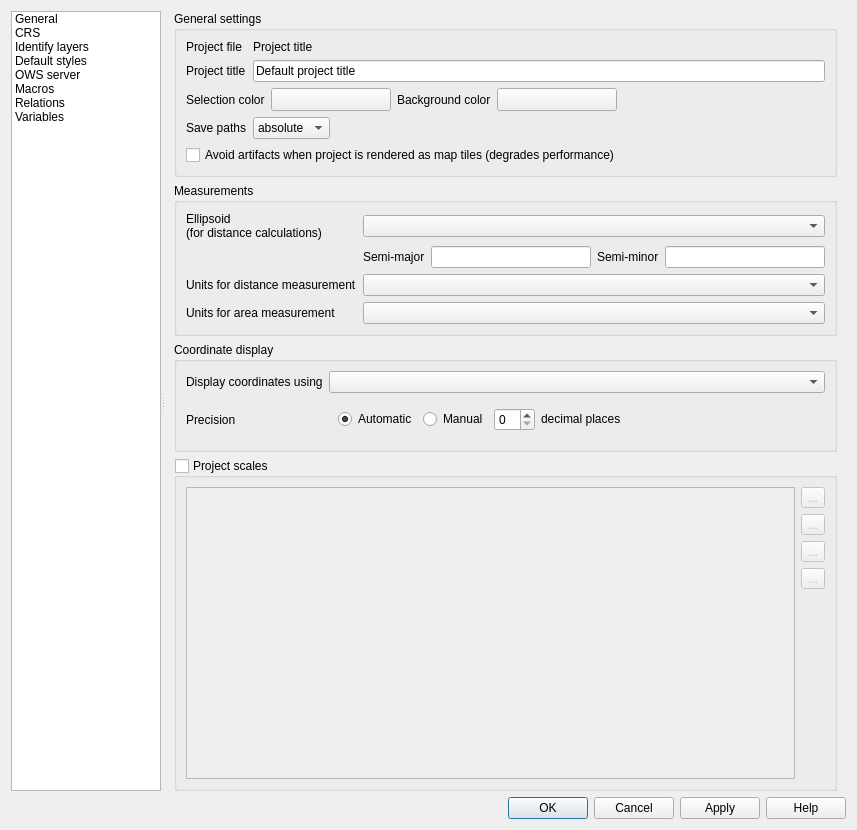
Above: src/ui/qgsprojectpropertiesbase.ui from qgis/QGIS before the change. Below: the same form after it.
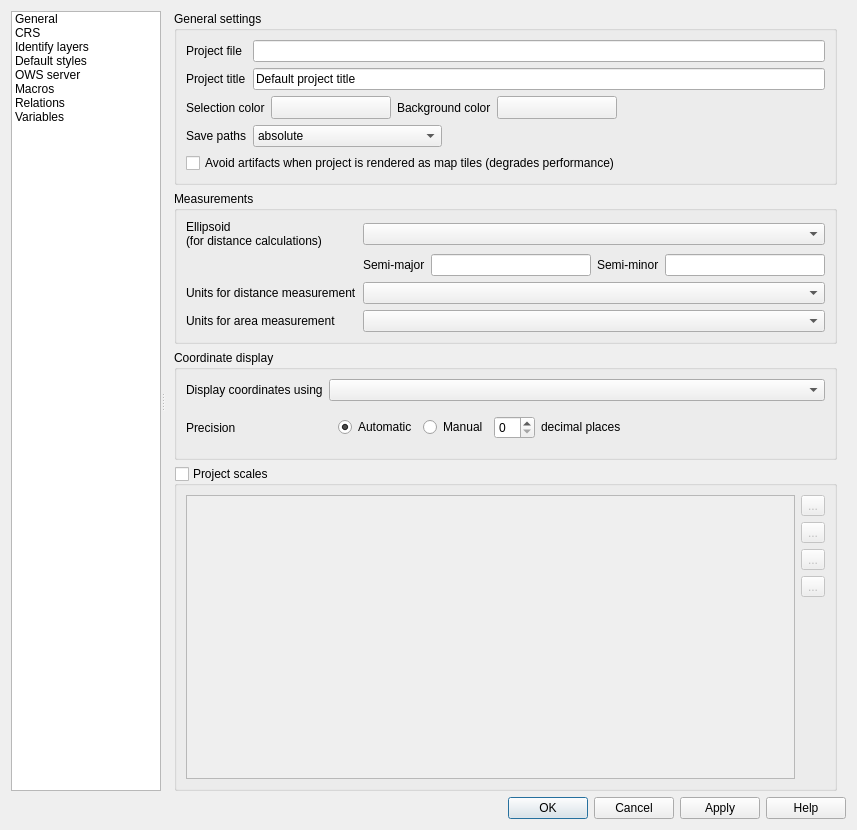
That is the form after the change. Icons and pictures are not drawn. Custom widgets are drawn as their Qt base class.

Commit message:
Make filename in project properties copyable
(cherry-picked from d56ca40884f360924654e81ac02bd88c7895495c)

What changed in the file:
```diff
--- a/src/ui/qgsprojectpropertiesbase.ui
+++ b/src/ui/qgsprojectpropertiesbase.ui
@@ -412,22 +412,6 @@
                     </property>
                    </widget>
                   </item>
-                  <item row="0" column="1">
-                   <widget class="QLabel" name="projectFileName">
-                    <property name="sizePolicy">
-                     <sizepolicy hsizetype="Maximum" vsizetype="Preferred">
-                      <horstretch>0</horstretch>
-                      <verstretch>0</verstretch>
-                     </sizepolicy>
-                    </property>
-                    <property name="text">
-                     <string>Project title</string>
-                    </property>
-                    <property name="buddy">
-                     <cstring>titleEdit</cstring>
-                    </property>
-                   </widget>
-                  </item>
                   <item row="3" column="2" colspan="2">
                    <spacer>
                     <property name="orientation">
@@ -465,6 +449,13 @@
                     </property>
                    </widget>
                   </item>
+                  <item row="0" column="1" colspan="3">
+                   <widget class="QLineEdit" name="mProjectFileLineEdit">
+                    <property name="readOnly">
+                     <bool>true</bool>
+                    </property>
+                   </widget>
+                  </item>
                  </layout>
                 </widget>
                </item>
```
Left out of the diff: 155 changed lines with no effect on the pictures. The commit also changes 1 other file.
